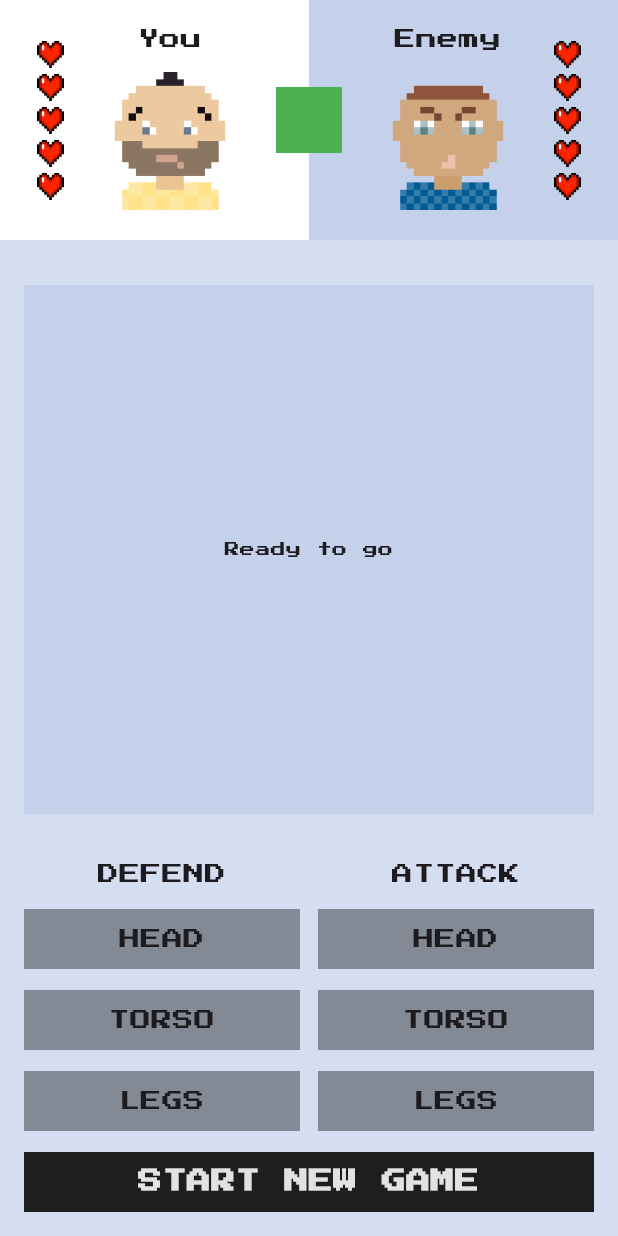
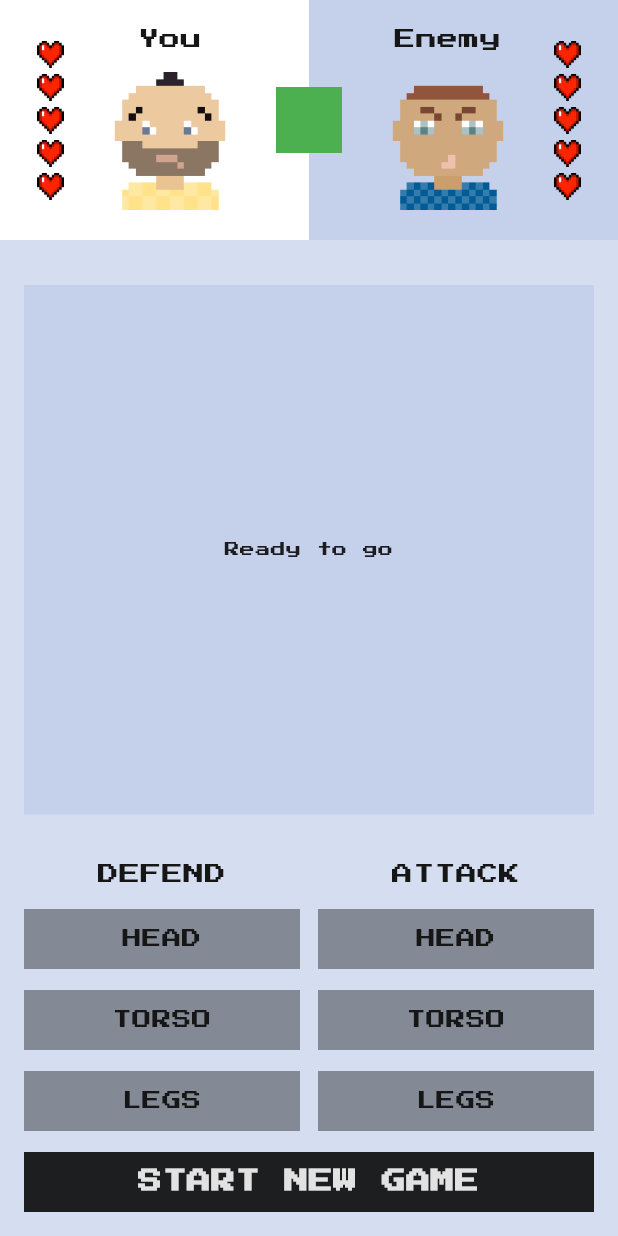
Before and after one commit to rawthriver/flutter_fight_club, a Flutter app: the screen it shows after launch, on a phone screen of 412 x 824 dp. Run offline on Flutter 3.47's test engine with Material 3 defaults, Android fonts, the phone set to English and light mode, and no system bars; our stand-ins replace google_fonts.

Commit message:
forgot some styles

```diff
--- a/lib/main.dart
+++ b/lib/main.dart
@@ -235,7 +235,12 @@ class ControlsWidget extends StatelessWidget {
           Expanded(
             child: Column(
               children: [
-                Text('Defend'.toUpperCase()),
+                Text(
+                  'Defend'.toUpperCase(),
+                  style: const TextStyle(
+                    color: FightClubColors.darkGreyText,
+                  ),
+                ),
                 const SizedBox(height: 13),
                 BodyPartButton(
                   bodyPart: BodyPart.head,
@@ -261,7 +266,12 @@ class ControlsWidget extends StatelessWidget {
           Expanded(
             child: Column(
               children: [
-                Text('Attack'.toUpperCase()),
+                Text(
+                  'Attack'.toUpperCase(),
+                  style: const TextStyle(
+                    color: FightClubColors.darkGreyText,
+                  ),
+                ),
                 const SizedBox(height: 13),
                 BodyPartButton(
                   bodyPart: BodyPart.head,
@@ -335,7 +345,15 @@ class FightersInfo extends StatelessWidget {
                 children: [
                   const Padding(
                     padding: EdgeInsets.only(top: 16, bottom: 12),
-                    child: Center(child: Text('You')),
+                    child: Center(
+                      child: Text(
+                        'You',
+                        style: TextStyle(
+                          fontSize: 14,
+                          color: FightClubColors.darkGreyText,
+                        ),
+                      ),
+                    ),
                   ),
                   Image.asset(
                     FightClubImages.youAvatar,
@@ -355,7 +373,15 @@ class FightersInfo extends StatelessWidget {
                 children: [
                   const Padding(
                     padding: EdgeInsets.only(top: 16, bottom: 12),
-                    child: Center(child: Text('Enemy')),
+                    child: Center(
+                      child: Text(
+                        'Enemy',
+                        style: TextStyle(
+                          fontSize: 14,
+                          color: FightClubColors.darkGreyText,
+                        ),
+                      ),
+                    ),
                   ),
                   Image.asset(
                     FightClubImages.enemyAvatar,
@@ -452,7 +478,17 @@ class BodyPartButton extends StatelessWidget {
           color: selected
               ? FightClubColors.blueButton
               : FightClubColors.greyButton,
-          child: Center(child: Text(bodyPart.name.toUpperCase())),
+          child: Center(
+            child: Text(
+              bodyPart.name.toUpperCase(),
+              style: TextStyle(
+                fontSize: 13,
+                color: selected
+                    ? FightClubColors.whiteText
+                    : FightClubColors.darkGreyText,
+              ),
+            ),
+          ),
         ),
       ),
     );
```
